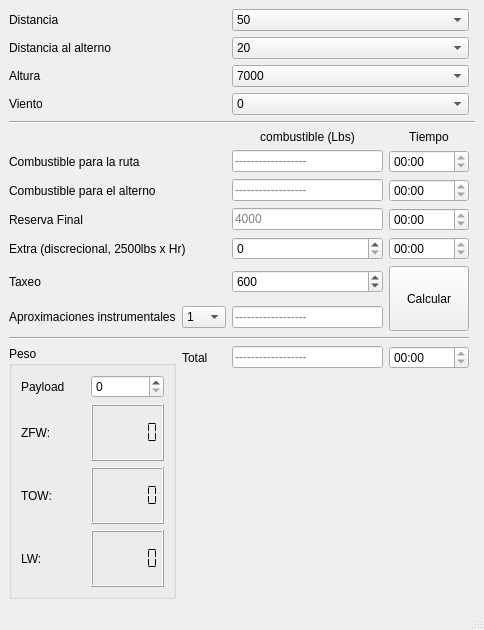
The window that interfaz.ui (Gupyzer0/Coolsky-Dc9-31-Fuel-planner) describes before a commit, drawn with Qt 5.
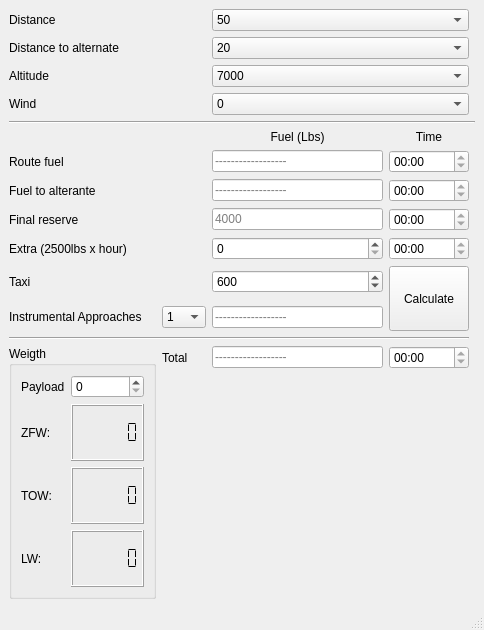
The same window after the commit.

Patch:
```diff
--- a/interfaz.ui
+++ b/interfaz.ui
@@ -161,7 +161,7 @@
     <item row="3" column="0">
      <widget class="QLabel" name="label_4">
       <property name="text">
-       <string>Viento</string>
+       <string>Wind</string>
       </property>
      </widget>
     </item>
@@ -437,14 +437,14 @@
     <item row="2" column="0">
      <widget class="QLabel" name="label_3">
       <property name="text">
-       <string>Altura</string>
+       <string>Altitude</string>
       </property>
      </widget>
     </item>
     <item row="10" column="0">
      <widget class="QLabel" name="label_14">
       <property name="text">
-       <string>Reserva Final</string>
+       <string>Final reserve</string>
       </property>
      </widget>
     </item>
@@ -468,21 +468,21 @@
     <item row="0" column="0">
      <widget class="QLabel" name="label">
       <property name="text">
-       <string>Distancia</string>
+       <string>Distance</string>
       </property>
      </widget>
     </item>
     <item row="8" column="0">
      <widget class="QLabel" name="label_11">
       <property name="text">
-       <string>Combustible para la ruta</string>
+       <string>Route fuel</string>
       </property>
      </widget>
     </item>
     <item row="13" column="0">
      <widget class="QLabel" name="label_10">
       <property name="text">
-       <string>Aproximaciones instrumentales</string>
+       <string>Instrumental Approaches</string>
       </property>
      </widget>
     </item>
@@ -499,7 +499,7 @@
     <item row="1" column="0">
      <widget class="QLabel" name="label_2">
       <property name="text">
-       <string>Distancia al alterno</string>
+       <string>Distance to alternate</string>
       </property>
      </widget>
     </item>
@@ -595,7 +595,7 @@
     <item row="12" column="0">
      <widget class="QLabel" name="label_13">
       <property name="text">
-       <string>Taxeo</string>
+       <string>Taxi</string>
       </property>
      </widget>
     </item>
@@ -622,7 +622,7 @@
     <item row="9" column="0">
      <widget class="QLabel" name="label_12">
       <property name="text">
-       <string>Combustible para el alterno</string>
+       <string>Fuel to alterante</string>
       </property>
      </widget>
     </item>
@@ -635,7 +635,7 @@
        </size>
       </property>
       <property name="text">
-       <string>Calcular</string>
+       <string>Calculate</string>
       </property>
      </widget>
     </item>
@@ -665,7 +665,7 @@
        </size>
       </property>
       <property name="text">
-       <string>combustible (Lbs)</string>
+       <string>Fuel (Lbs)</string>
       </property>
       <property name="alignment">
        <set>Qt::AlignCenter</set>
@@ -691,7 +691,7 @@
        </size>
       </property>
       <property name="text">
-       <string>Tiempo</string>
+       <string>Time</string>
       </property>
       <property name="alignment">
        <set>Qt::AlignCenter</set>
@@ -717,7 +717,7 @@
        </sizepolicy>
       </property>
       <property name="title">
-       <string>Peso</string>
+       <string>Weigth</string>
       </property>
       <property name="flat">
        <bool>false</bool>
@@ -794,7 +794,7 @@
     <item row="11" column="0" colspan="2">
      <widget class="QLabel" name="label_15">
       <property name="text">
-       <string>Extra (discrecional, 2500lbs x Hr)</string>
+       <string>Extra (2500lbs x hour)</string>
       </property>
      </widget>
     </item>
```
Left out of the diff: 2 changed lines with no effect on the pictures.
